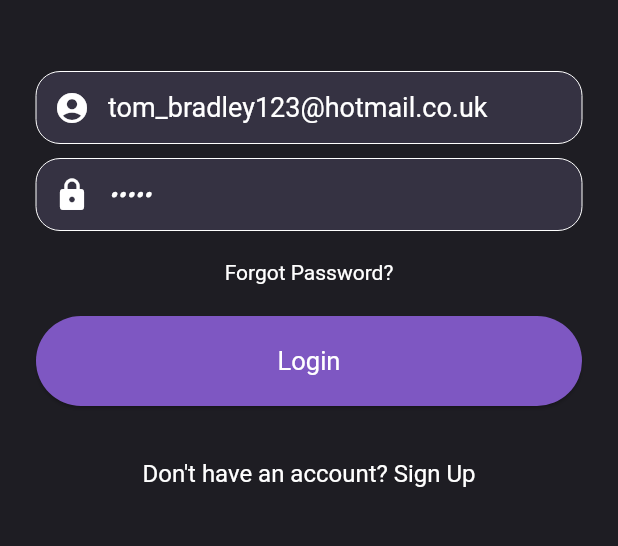
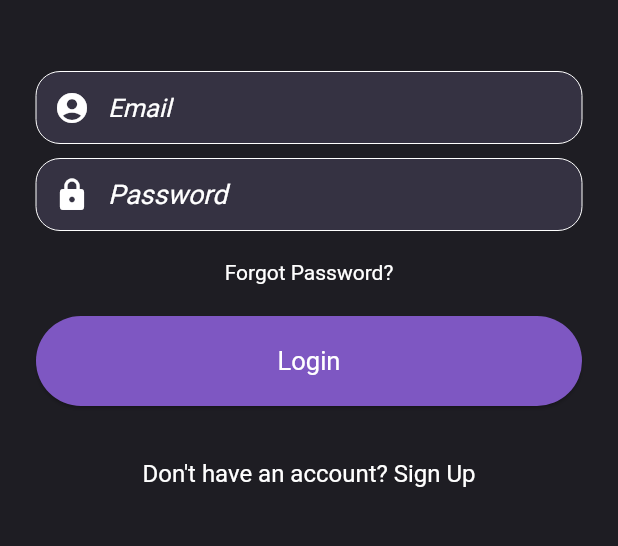
Before and after one commit to nooma42/Nooma-Mobile, a Flutter app: the screen it shows after launch, on a phone screen of 412 x 824 dp, the part 509-1055 px from its top. Run offline on Flutter 3.47's test engine with Material 2 defaults, Android fonts, the phone set to English and light mode, and no system bars; our stand-ins replace fluttertoast, shared_preferences; missing offline and left inert: adhara_socket_io, barcode_scan.

Commit message:
fixed first time loading bug,

```diff
--- a/nooma/lib/functions/saveLogin.dart
+++ b/nooma/lib/functions/saveLogin.dart
@@ -2,7 +2,7 @@ import 'package:shared_preferences/shared_preferences.dart';
 import 'package:nooma/models/LoginModel.dart';
 import 'package:nooma/globals.dart' as globals;
 
-saveLogin(Map responseJSON) async {
+Future saveLogin(Map responseJSON) async {
   SharedPreferences preferences = await SharedPreferences.getInstance();
 
   var username;
--- a/nooma/lib/ui/LoginPage.dart
+++ b/nooma/lib/ui/LoginPage.dart
@@ -27,8 +27,8 @@ class _LoginPageState extends State<LoginPage> {
   _LoginData _data = new _LoginData();
 
   final emailController =
-      TextEditingController(text: "tom_bradley123@hotmail.co.uk");
-  final pwdController = TextEditingController(text: "apple");
+      TextEditingController(text: "");
+  final pwdController = TextEditingController(text: "");
 
   FocusNode emailFocusNode = new FocusNode();
   FocusNode passwordFocusNode = new FocusNode();
```
Also changed, not shown: nooma/lib/apifunctions/requestAuthenticate.dart (+5 -2 lines).
